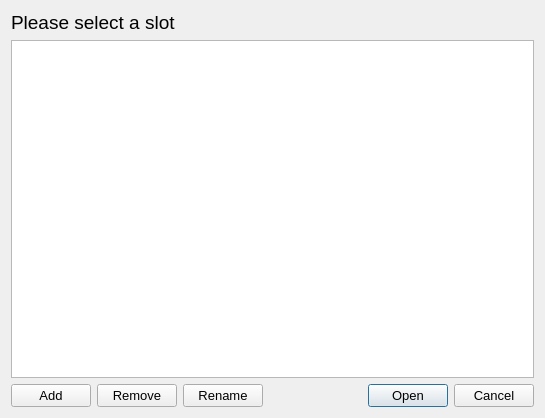
Sucharek233/ATFinQt, file keycolorslots.ui: the form before one commit.
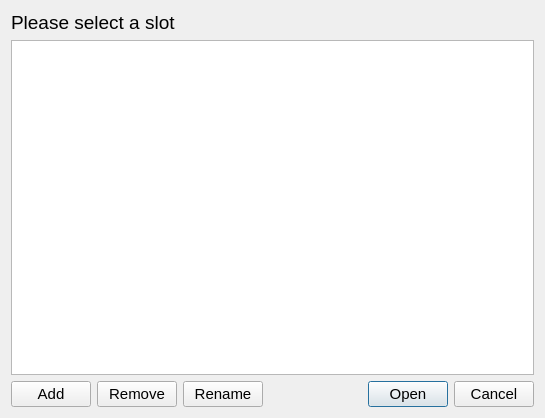
The form after the commit.

```diff
--- a/keycolorslots.ui
+++ b/keycolorslots.ui
@@ -45,7 +45,7 @@
      </property>
      <property name="font">
       <font>
-       <pointsize>10</pointsize>
+       <pointsize>11</pointsize>
       </font>
      </property>
      <property name="text">
@@ -57,7 +57,7 @@
     <widget class="QDialogButtonBox" name="buttonBox">
      <property name="font">
       <font>
-       <pointsize>10</pointsize>
+       <pointsize>11</pointsize>
       </font>
      </property>
      <property name="standardButtons">
@@ -69,7 +69,7 @@
     <widget class="QPushButton" name="pushButton_Add">
      <property name="font">
       <font>
-       <pointsize>10</pointsize>
+       <pointsize>11</pointsize>
       </font>
      </property>
      <property name="text">
@@ -81,7 +81,7 @@
     <widget class="QPushButton" name="pushButton_Rename">
      <property name="font">
       <font>
-       <pointsize>10</pointsize>
+       <pointsize>11</pointsize>
       </font>
      </property>
      <property name="text">
```
